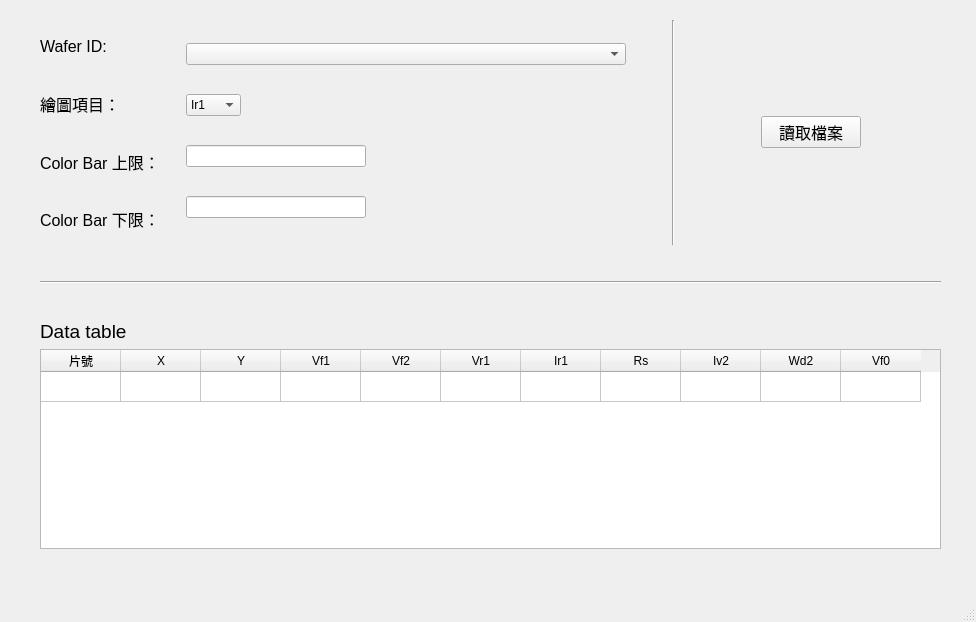
Old version of the form mainUI.ui in the repository ChienYaHung/20240708_wafermapping_UI_practice.
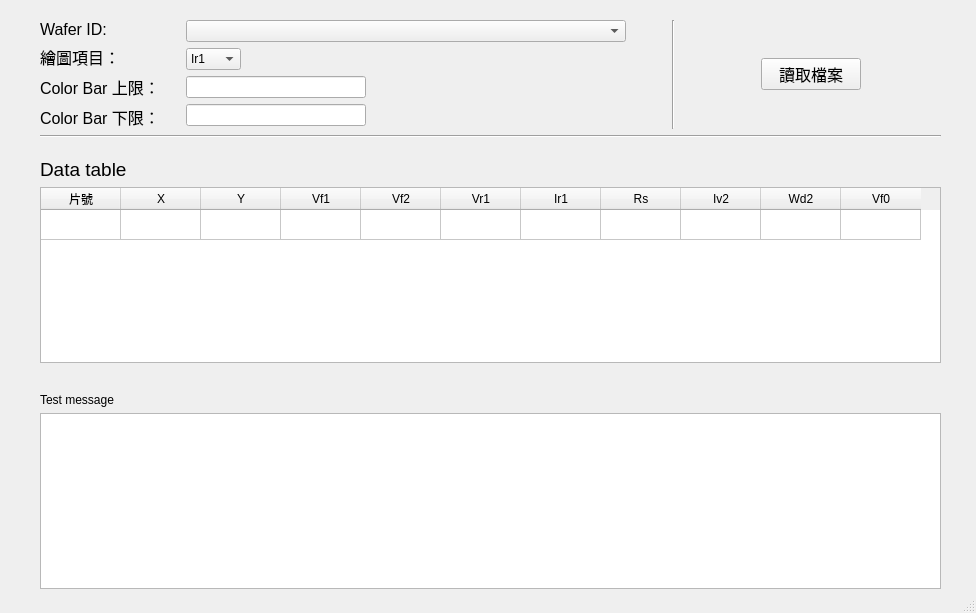
New version of the form.

Patch:
```diff
--- a/mainUI.ui
+++ b/mainUI.ui
@@ -7,7 +7,7 @@
     <x>0</x>
     <y>0</y>
     <width>976</width>
-    <height>622</height>
+    <height>613</height>
    </rect>
   </property>
   <property name="windowTitle">
@@ -361,7 +361,7 @@
          <property name="minimumSize">
           <size>
            <width>0</width>
-           <height>200</height>
+           <height>40</height>
           </size>
          </property>
          <property name="focusPolicy">
@@ -462,6 +462,16 @@
          </property>
         </spacer>
        </item>
+       <item>
+        <widget class="QLabel" name="label_2">
+         <property name="text">
+          <string>Test message</string>
+         </property>
+        </widget>
+       </item>
+       <item>
+        <widget class="QTextEdit" name="test_meaasge_box"/>
+       </item>
       </layout>
      </item>
     </layout>
```
